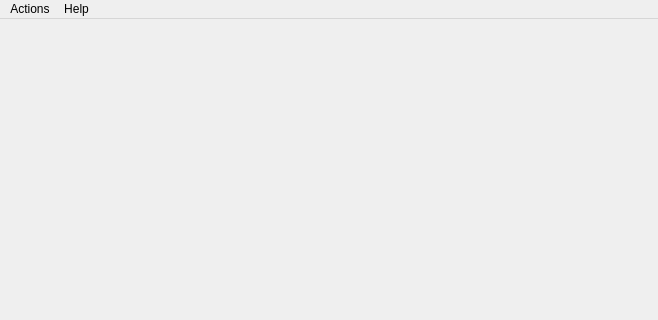
This is SyntroLCam.ui in Pansenti/SyntroLCam as Qt 5 draws it before an edit; both pictures show x 0 to 658 and y 0 to 320 of the 658 by 562 pixel window. The edited form follows.
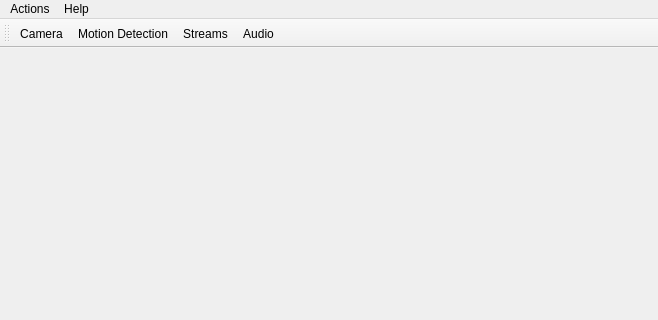
This is the edited form.

Diff of the .ui file:
```diff
--- a/SyntroLCam.ui
+++ b/SyntroLCam.ui
@@ -57,6 +57,21 @@
    <addaction name="menuHelp"/>
   </widget>
   <widget class="QStatusBar" name="statusBar"/>
+  <widget class="QToolBar" name="toolBar">
+   <property name="windowTitle">
+    <string>toolBar</string>
+   </property>
+   <attribute name="toolBarArea">
+    <enum>TopToolBarArea</enum>
+   </attribute>
+   <attribute name="toolBarBreak">
+    <bool>false</bool>
+   </attribute>
+   <addaction name="actionConfigureCamera"/>
+   <addaction name="actionConfigureMotion"/>
+   <addaction name="actionConfigureStreams"/>
+   <addaction name="actionConfigureAudio"/>
+  </widget>
   <action name="actionStartCapture">
    <property name="text">
     <string>Start Capture</string>
@@ -113,6 +128,9 @@
    <property name="text">
     <string>Camera setup</string>
    </property>
+   <property name="iconText">
+    <string>Camera</string>
+   </property>
    <property name="menuRole">
     <enum>QAction::TextHeuristicRole</enum>
    </property>
@@ -121,6 +139,9 @@
    <property name="text">
     <string>Streams setup</string>
    </property>
+   <property name="iconText">
+    <string>Streams</string>
+   </property>
   </action>
   <action name="actionExit">
    <property name="text">
@@ -131,11 +152,17 @@
    <property name="text">
     <string>Motion detection setup</string>
    </property>
+   <property name="iconText">
+    <string>Motion Detection</string>
+   </property>
   </action>
   <action name="actionConfigureAudio">
    <property name="text">
     <string>Audio setup</string>
    </property>
+   <property name="iconText">
+    <string>Audio</string>
+   </property>
   </action>
  </widget>
  <layoutdefault spacing="6" margin="11"/>
```
Left out of the diff: 2 changed lines with no effect on the pictures.
